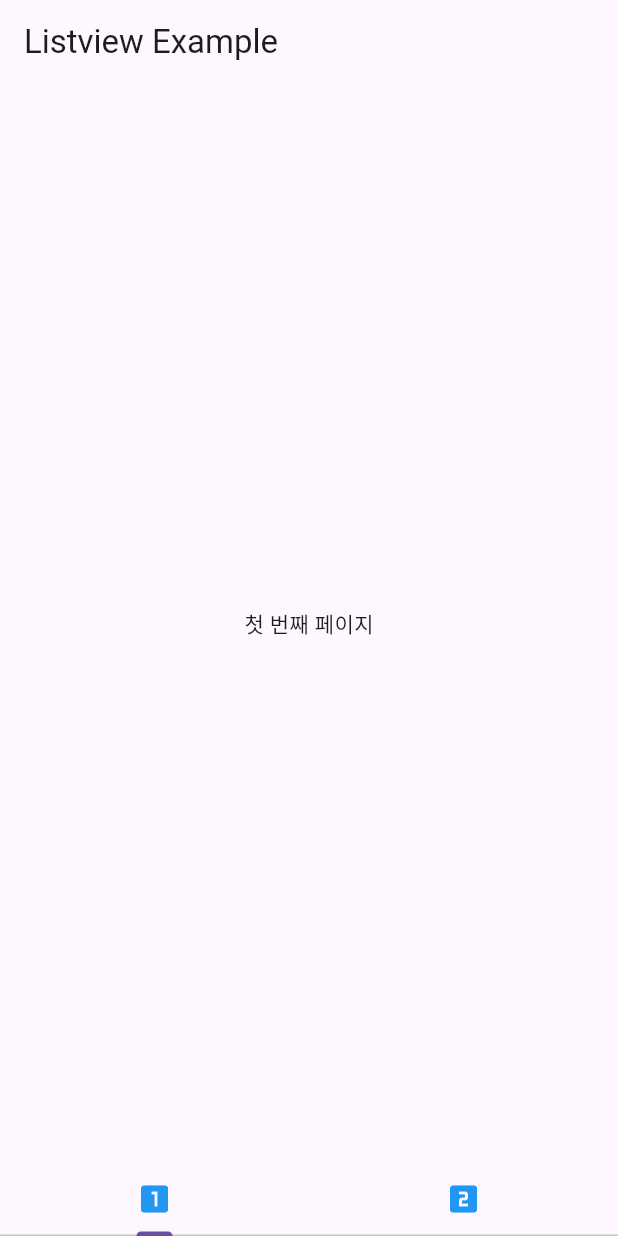
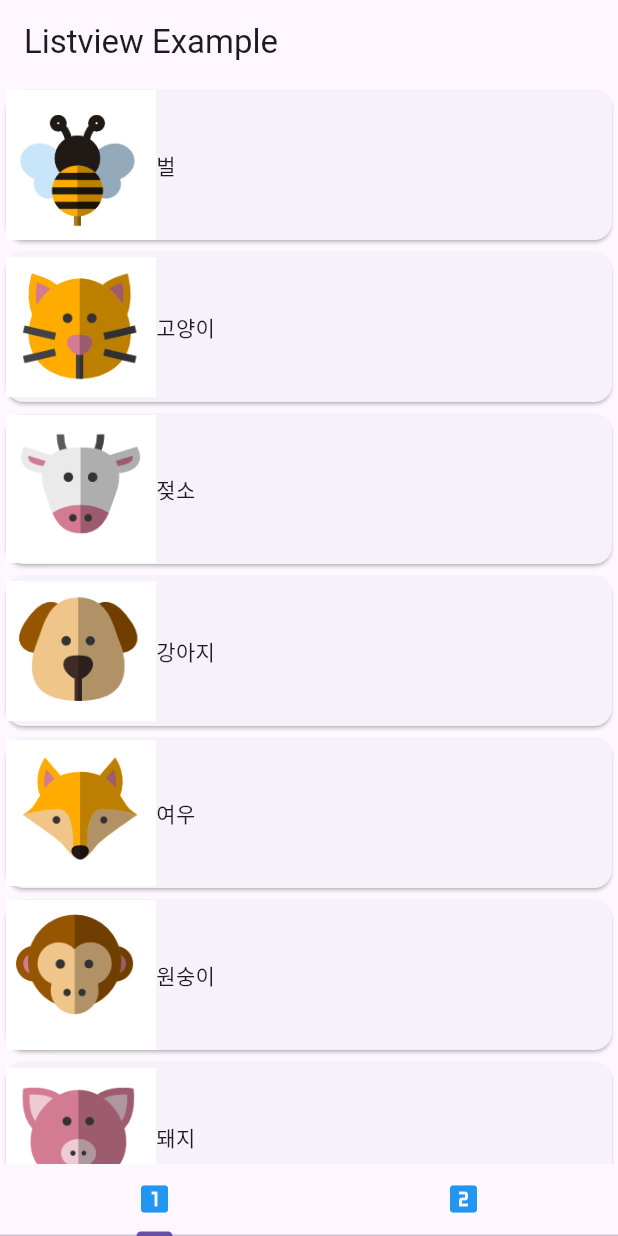
Before and after one commit to heyiamFairy/tabbar_example, a Flutter app: the screen it shows after launch, on a phone screen of 412 x 824 dp. Run offline on Flutter 3.47's test engine with Material 3 defaults, Android fonts, the phone set to English and light mode, and no system bars.

Commit message:
커밋 내용용

```diff
--- a/lib/animalItem.dart
+++ b/lib/animalItem.dart
@@ -1,10 +1,10 @@
 import 'package:flutter/material.dart';
 
 class Animal {
-  String? imagePath;
-  String? animalName;
-  String? kind;
-  bool? flyExist = false;
+  String? imagePath; //동물 이미지 경로
+  String? animalName; //동물 이름
+  String? kind; //동물 종류
+  bool? flyExist = false; //새로운 Animal 객체를 선언할 때 이를 입력받기 위해 false으로 함
 
   Animal(
       {required this.animalName,
@@ -12,3 +12,5 @@ class Animal {
       required this.imagePath,
       this.flyExist});
 }
+
+//reauired 은 함수를 호출할 때 꼭 전달해야 하는 값이라는 뜻
--- a/lib/sub/firstPage.dart
+++ b/lib/sub/firstPage.dart
@@ -1,12 +1,56 @@
 import 'package:flutter/material.dart';
+import '../animalItem.dart';
 
 class FirstApp extends StatelessWidget {
+  final List<Animal>? list;
+  //처음 FirstApp 객체를 생성할 때 목록이 있어야 하므로 final으로 선언
+  //하지만 final로 선언하면 오류가 발생함
+  //이럴 때 list를 매개변수로 입력받는 생성자를 추가하면 됨
+  FirstApp({Key? key, this.list}) : super(key: key);
   @override
   Widget build(BuildContext context) {
     return Scaffold(
       body: Container(
         child: Center(
-          child: Text('첫 번째 페이지'),
+          child: ListView.builder(
+              itemBuilder: (context, position) {
+                return GestureDetector(
+                  //GestureDetector 위젯은 한 번, 두 번 터치, 길게 누르기 끌기 등 손가락 제스처와 관련된 이벤트를 처리함
+                  child: Card(
+                    //리스트뷰의 아이템은 Card
+                    child: Row(
+                      children: <Widget>[
+                        Image.asset(
+                          list![position].imagePath!,
+                          height: 100,
+                          width: 100,
+                          fit: BoxFit.contain,
+                        ),
+                        Text(list![position].animalName!)
+                      ],
+                    ),
+                    //position은 리스트에서 아이템의 위치를 나타냄
+                    //position이 1이면 list[1]코드는 목록에서 두번째 아이템을 의미 (0은 첫번째)
+                    //각각의 아이템은 animal 객체이므로 리스트에 .animalName, .imagePath와 같은 코드를 붙여 동물 정보를 가져올 수 있음
+                  ),
+                  onTap: () {
+                    // 한 번 터치했을 때 알림 창을 띄우도록 함
+                    AlertDialog dialog = AlertDialog(
+                      content: Text(
+                        '이 동물은 ${list![position].kind}입니다',
+                        style: TextStyle(fontSize: 30),
+                      ),
+                    );
+
+                    showDialog(
+                        context: context,
+                        builder: (BuildContext context) => dialog);
+                    // showDialog() 함수를 호출해 알림창을 띄움
+                  },
+                );
+              },
+              itemCount: list!.length),
+          //아이템 개수만큼만 스크롤할 수 있게 제한
         ),
       ),
     );
--- a/lib/sub/secpmdPage.dart
+++ /dev/null
@@ -1,14 +0,0 @@
-import 'package:flutter/material.dart';
-
-class SecondApp extends StatelessWidget {
-  @override
-  Widget build(BuildContext context) {
-    return Scaffold(
-      body: Container(
-        child: Center(
-          child: Text('두 번째 페이지'),
-        ),
-      ),
-    );
-  }
-}
```
Also changed, not shown: lib/sub/secondPage.dart (added, +174 -0 lines).
